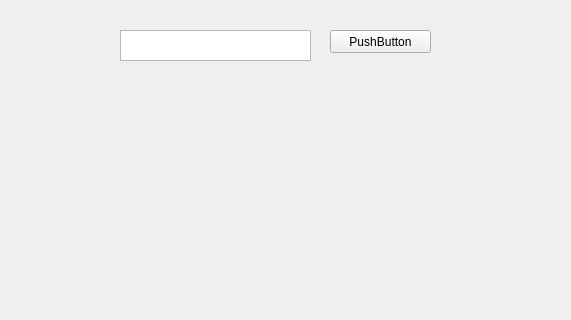
The window that mainwindow.ui (minhnv16/qt-sample-widget) describes before a commit, drawn with Qt 5; both pictures show x 0 to 571 and y 0 to 320 of the 800 by 600 pixel window.
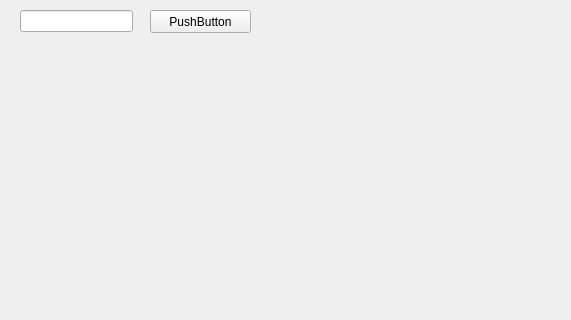
The same window after the commit.

Commit message: change to line edit, change to qt6

```diff
--- a/mainwindow.ui
+++ b/mainwindow.ui
@@ -17,8 +17,8 @@
    <widget class="QPushButton" name="pushButton">
     <property name="geometry">
      <rect>
-      <x>330</x>
-      <y>30</y>
+      <x>150</x>
+      <y>10</y>
       <width>101</width>
       <height>23</height>
      </rect>
@@ -27,13 +27,13 @@
      <string>PushButton</string>
     </property>
    </widget>
-   <widget class="QTextEdit" name="textEdit">
+   <widget class="QLineEdit" name="lineEdit">
     <property name="geometry">
      <rect>
-      <x>120</x>
-      <y>30</y>
-      <width>191</width>
-      <height>31</height>
+      <x>20</x>
+      <y>10</y>
+      <width>113</width>
+      <height>22</height>
      </rect>
     </property>
    </widget>
```
The commit also changes 2 other files.
